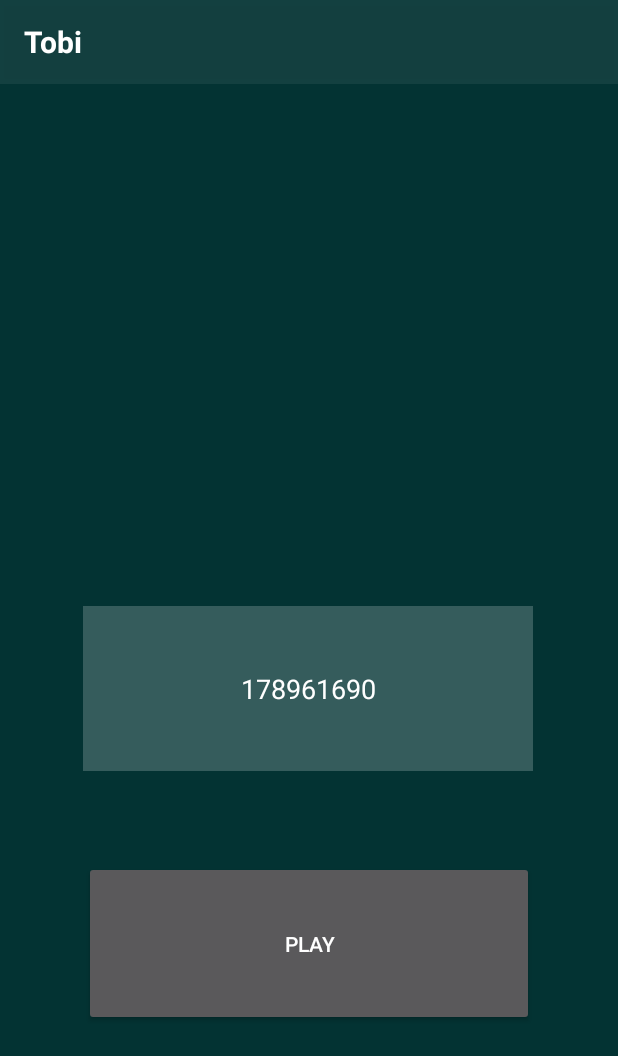
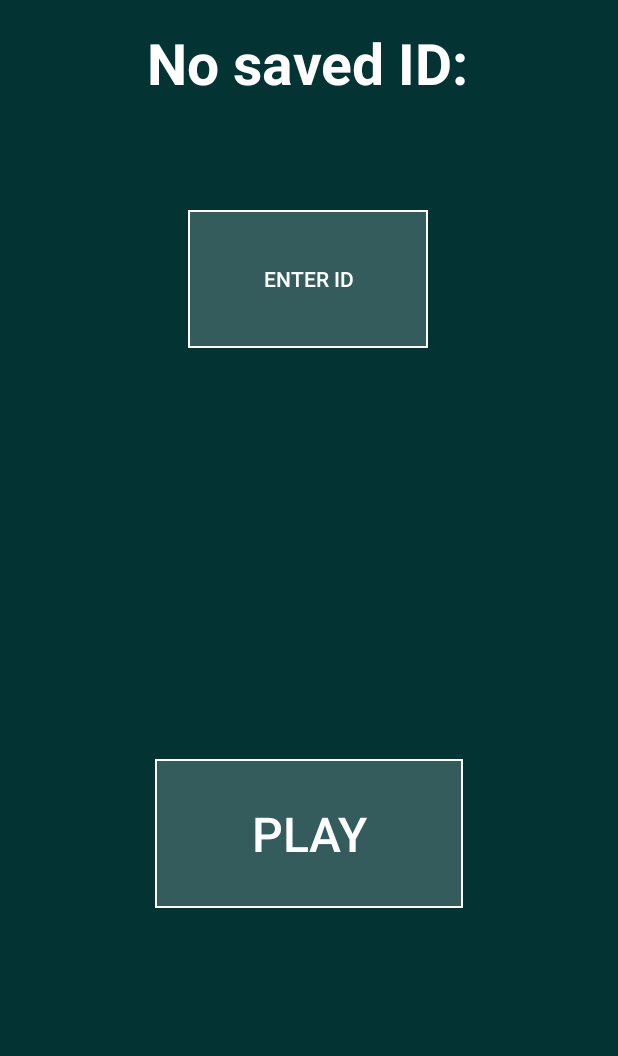
Before and after one commit to RobertSimonovski/DotaGuessr, an Android app: the screen it shows after launch (MainActivity), on a phone screen of 412 x 824 dp. Shown: the top 1056 px of the screen. Run offline under Robolectric (Android 15) with nearby library versions, the phone set to English and light mode, and no system bars.

Commit message:
modified:   .idea/misc.xml modified:   app/src/main/java/com/example/dotaguessr/DisplayGame.java modified:   app/src/main/java/com/example/dotaguessr/MainActivity.java modified:   app/src/main/java/com/example/dotaguessr/MatchHistoryViewModel.java modified:   app/src/main/res/layout/activity_main.xml modified:   app/src/main/res/values/strings.xml

```diff
--- a/app/src/main/java/com/example/dotaguessr/MainActivity.java
+++ b/app/src/main/java/com/example/dotaguessr/MainActivity.java
@@ -1,11 +1,18 @@
 package com.example.dotaguessr;
 
+import android.content.Context;
+import android.content.DialogInterface;
 import android.content.Intent;
+import android.content.SharedPreferences;
 import android.content.res.Resources;
+import android.text.InputType;
 import android.util.Log;
 import android.view.View;
+import android.widget.Button;
 import android.widget.EditText;
+import android.widget.TextView;
 import androidx.appcompat.app.ActionBar;
+import androidx.appcompat.app.AlertDialog;
 import androidx.appcompat.app.AppCompatActivity;
 import android.os.Bundle;
 import androidx.appcompat.widget.Toolbar;
@@ -15,31 +22,90 @@ import java.io.IOException;
 import java.io.InputStream;
 
 public class MainActivity extends AppCompatActivity {
-
-    private EditText editText;
+    private SharedPreferences sharedPreferences;
+    private long playerID;
     @Override
     protected void onCreate(Bundle savedInstanceState) {
         super.onCreate(savedInstanceState);
         setContentView(R.layout.activity_main);
-        Toolbar myToolbar = (Toolbar) findViewById(R.id.my_toolbar);
-        setSupportActionBar(myToolbar);
-        ActionBar actionBar = getSupportActionBar();
-        actionBar.setDisplayShowTitleEnabled(false);
         try {
             Item.setItems(getResources().openRawResource(R.raw.items));
             Hero.setHeroes(getResources().openRawResource(R.raw.heroes));
         } catch (IOException e) {
             e.printStackTrace();
         }
-        editText = findViewById(R.id.enterMatchId);
-        editText.setText(R.string.exampleMatchId);
+        sharedPreferences = getSharedPreferences(this.getLocalClassName(), Context.MODE_PRIVATE);
+        playerID = sharedPreferences.getLong("playerID", -1);
+        setViews();
     }
     public void play(View view){
-        editText = findViewById(R.id.enterMatchId);
-        if(editText.getText().toString().matches("[0-9]+")){
+        if(playerID != -1){
             Intent intent = new Intent(this, DisplayGame.class);
-            intent.putExtra("playerID", Long.decode(editText.getText().toString()));
+            intent.putExtra("playerID", playerID);
             startActivity(intent);
         }
     }
+    public void enterID(View view){
+        AlertDialog.Builder builder = new AlertDialog.Builder(this);
+        builder.setTitle("Enter Dota friend ID (Not Steam ID!)");
+
+        final EditText input = new EditText(this);
+
+        input.setInputType(InputType.TYPE_CLASS_NUMBER);
+        if(sharedPreferences.contains("playerID"))
+            input.setText("" + sharedPreferences.getLong("playerID", -1));
+        builder.setView(input);
+
+
+        builder.setPositiveButton("OK", new DialogInterface.OnClickListener() {
+            @Override
+            public void onClick(DialogInterface dialog, int which) {
+                String text = input.getText().toString();
+                SharedPreferences.Editor editor = sharedPreferences.edit();
+                if (text.isEmpty()) {
+                    editor.remove("playerID");
+                    playerID = -1;
+                }
+                else {
+                    try {
+                        playerID = Long.decode(text);
+                        editor.putLong("playerID", playerID);
+                    } catch (NumberFormatException e){
+                        e.printStackTrace();
+                    }
+                }
+                setViews();
+                editor.apply();
+            }
+        });
+        builder.setNegativeButton("Cancel", new DialogInterface.OnClickListener() {
+            @Override
+            public void onClick(DialogInterface dialog, int which) {
+                dialog.cancel();
+            }
+        });
+
+        builder.show();
+    }
+
+    private void setViews(){
+        //sharedPreferences = getSharedPreferences(this.getLocalClassName(), Context.MODE_PRIVATE);
+        Log.d("TAG", "setViews: "+ sharedPreferences.contains("playerID"));
+        TextView textView = findViewById(R.id.connectedTextView);
+        Button button = findViewById(R.id.enterIDButton);
+        if(playerID == -1){
+            //findViewById(R.id.friendIDTextView).setVisibility(View.INVISIBLE);
+            findViewById(R.id.friendIDTV).setVisibility(View.INVISIBLE);
+            textView.setText("No saved ID:");
+            button.setText("Enter ID");
+        }
+        else{
+            //findViewById(R.id.friendIDTextView).setVisibility(View.VISIBLE);
+            textView = findViewById(R.id.friendIDTV);
+            textView.setVisibility(View.VISIBLE);
+            textView.setText("" + playerID);
+            button.setText("Change ID");
+            textView.setText("Saved ID:");
+        }
+    }
 }
--- a/app/src/main/res/layout/activity_main.xml
+++ b/app/src/main/res/layout/activity_main.xml
@@ -7,45 +7,75 @@
         android:layout_height="match_parent"
         android:background="@color/blueGreenBackground"
         tools:context=".MainActivity">
-    <androidx.appcompat.widget.Toolbar
-            android:id="@+id/my_toolbar"
-            android:layout_width="match_parent"
-            android:layout_height="?attr/actionBarSize"
-            android:background="@color/darkWhiteTransparent"
-            android:elevation="4dp"
+    <TextView
+            android:text="@string/no_connected_id"
+            android:layout_width="wrap_content"
+            android:textSize="38sp"
+            android:textColor="@android:color/white"
+            android:textStyle="bold"
+            android:layout_height="wrap_content" android:id="@+id/connectedTextView"
+            app:layout_constraintStart_toStartOf="parent"
             app:layout_constraintTop_toTopOf="parent"
-            app:layout_constraintStart_toStartOf="parent"
-            android:theme="@style/ThemeOverlay.AppCompat.ActionBar"
-            app:popupTheme="@style/ThemeOverlay.AppCompat.Light">
-                <TextView android:layout_width="wrap_content"
-                          android:layout_height="wrap_content"
-                          android:textStyle="bold"
-                          android:textColor="@android:color/white"
-                          android:text="Tobi"
-                          android:textSize="20sp"
-                />
-    </androidx.appcompat.widget.Toolbar>
+            app:layout_constraintEnd_toEndOf="parent"
+            app:layout_constraintHorizontal_bias="0.496" android:layout_marginTop="16dp"
+            android:layout_marginStart="16dp" android:layout_marginEnd="16dp"/>
     <Button
-            android:text="Play"
-            android:layout_width="300dp"
-            android:layout_height="110dp"
-            android:id="@+id/button" app:layout_constraintEnd_toEndOf="parent" android:layout_marginEnd="8dp"
-            app:layout_constraintStart_toStartOf="parent" android:layout_marginStart="8dp"
-            android:layout_marginBottom="140dp" app:layout_constraintBottom_toBottomOf="parent"
-            android:onClick="play" style="?android:attr/buttonStyle"/>
-    <EditText
-            android:layout_width="300dp"
-            android:layout_height="110dp"
-            android:inputType="number"
-            android:ems="10"
-            android:hint="Enter MatchID"
-            android:textColorHint="@android:color/white"
+            android:text="@string/enter_id"
+            android:layout_width="160dp"
+            android:background="@drawable/button_border"
+            android:layout_height="92dp" android:id="@+id/enterIDButton"
             android:textColor="@android:color/white"
-            android:background="@color/whiteTransparent"
-            android:gravity="center"
-            android:id="@+id/enterMatchId" app:layout_constraintEnd_toEndOf="@+id/button"
-            android:layout_marginEnd="8dp" app:layout_constraintStart_toStartOf="@+id/button"
-            android:layout_marginBottom="60dp"
-            app:layout_constraintBottom_toTopOf="@+id/button" app:layout_constraintHorizontal_bias="0.125"
-            />
+            android:onClick="enterID"
+            app:layout_constraintEnd_toEndOf="parent" app:layout_constraintStart_toStartOf="parent"
+            app:layout_constraintHorizontal_bias="0.498" app:layout_constraintTop_toBottomOf="@+id/friendIDTV"
+            android:layout_marginTop="32dp"/>
+    <Button
+            android:text="@string/play"
+            android:layout_width="205dp"
+            android:background="@drawable/button_border"
+            android:layout_height="99dp" android:id="@+id/playButton"
+            android:textColor="@android:color/white"
+            android:textSize="32sp"
+            android:onClick="play"
+            app:layout_constraintEnd_toEndOf="parent" app:layout_constraintStart_toStartOf="parent"
+            app:layout_constraintBottom_toBottomOf="parent"
+            android:layout_marginBottom="16dp"
+            android:layout_marginTop="16dp" app:layout_constraintTop_toBottomOf="@+id/enterIDButton"
+            app:layout_constraintVertical_bias="0.56"/>
+<!--    <TextView-->
+<!--            android:layout_width="wrap_content"-->
+<!--            android:layout_height="wrap_content" android:id="@+id/usernameTV"-->
+<!--            android:textSize="20sp"-->
+<!--            android:textColor="@android:color/white"-->
+<!--            app:layout_constraintStart_toEndOf="@+id/usernameTextView"-->
+<!--            app:layout_constraintTop_toTopOf="@+id/usernameTextView"-->
+<!--            app:layout_constraintBottom_toBottomOf="@+id/usernameTextView" android:layout_marginStart="20dp"-->
+<!--            app:layout_constraintEnd_toEndOf="parent"-->
+<!--            android:layout_marginEnd="16dp" app:layout_constraintHorizontal_bias="0.0"/>-->
+<!--    <TextView-->
+<!--            android:text="@string/username"-->
+<!--            android:layout_width="wrap_content"-->
+<!--            android:textSize="22sp"-->
+<!--            android:textStyle="bold"-->
+<!--            android:textColor="@android:color/white"-->
+<!--            android:layout_height="wrap_content" android:id="@+id/usernameTextView"-->
+<!--            app:layout_constraintStart_toStartOf="@+id/connectedTextView" app:layout_constraintTop_toBottomOf="@+id/connectedTextView"-->
+<!--            android:layout_marginTop="16dp"/>-->
+<!--    <TextView-->
+<!--            android:text="@string/dota_friend_id"-->
+<!--            android:layout_width="wrap_content"-->
+<!--            android:textSize="22sp"-->
+<!--            android:textStyle="bold"-->
+<!--            android:textColor="@android:color/white"-->
+<!--            android:layout_height="wrap_content" android:id="@+id/friendIDTextView"-->
+<!--            app:layout_constraintStart_toStartOf="@+id/connectedTextView"-->
+<!--            app:layout_constraintTop_toBottomOf="@+id/connectedTextView" android:layout_marginTop="16dp"/>-->
+    <TextView
+            android:layout_width="wrap_content"
+            android:textSize="18sp"
+            android:textColor="@android:color/white"
+            android:layout_height="wrap_content" android:id="@+id/friendIDTV"
+            app:layout_constraintEnd_toEndOf="@+id/connectedTextView"
+            app:layout_constraintTop_toBottomOf="@+id/connectedTextView" android:layout_marginTop="16dp"
+            app:layout_constraintStart_toStartOf="@+id/connectedTextView"/>
 </androidx.constraintlayout.widget.ConstraintLayout>
--- a/app/src/main/res/values/strings.xml
+++ b/app/src/main/res/values/strings.xml
@@ -35,4 +35,9 @@
     <string name="quit">Quit</string>
     <string name="back">Back</string>
     <string name="next">Next</string>
+    <string name="enter_id">Enter ID</string>
+    <string name="username">Username:</string>
+    <string name="dota_friend_id">Dota friend ID</string>
+    <string name="no_connected_id">No saved ID</string>
+    <string name="play">Play</string>
 </resources>
```
Also changed, not shown: app/src/main/java/com/example/dotaguessr/DisplayGame.java (+23 -22 lines), app/src/main/java/com/example/dotaguessr/MatchHistoryViewModel.java (+36 -6 lines).
